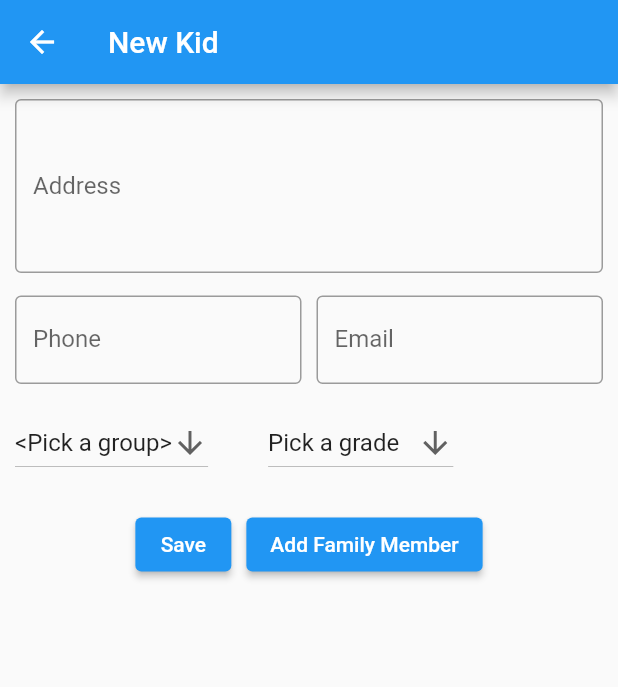
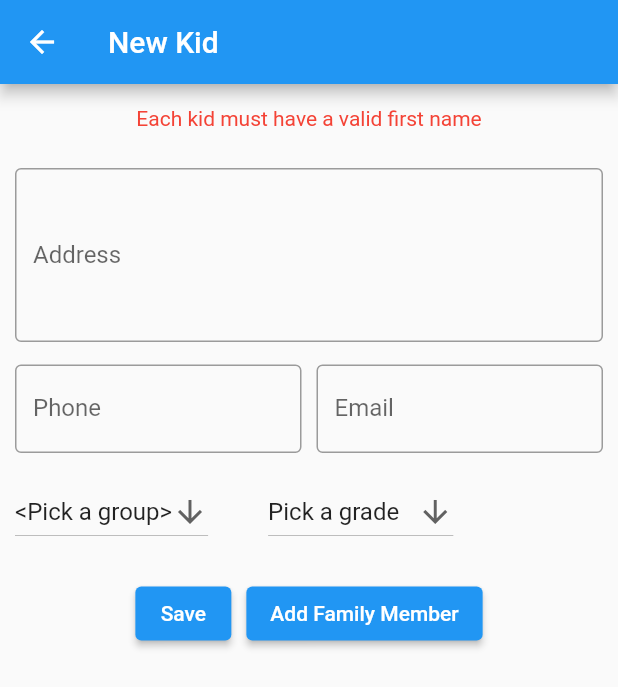
Before and after one commit to kent1313/VBS-Project, a Flutter app: the AddKid screen opened by its route, after a tap on "Save", on a phone screen of 412 x 824 dp. Shown: the top 687 px of the screen. Run offline on Flutter 3.47's test engine with Material 2 defaults, Android fonts, the phone set to English and light mode, and no system bars; our stand-ins replace shared_preferences; missing offline and left inert: side_navigation; accounts and stored records are empty.

Commit message:
Added a visitors property in the attendance class and adjusted the server and interface accordingly. Now the "kidData" page is complete. I also made a couple of other changes.

```diff
--- a/vbs_interface/lib/addKid.dart
+++ b/vbs_interface/lib/addKid.dart
@@ -35,6 +35,7 @@ class _AddKidState extends State<AddKid> {
   Family family = Family();
   List<Group> groups = [];
   List<Kid> familyMembers = [];
+  bool existingFamily = false;
 
   var grades = const [
     {"id": null, "label": "Pick a grade"},
@@ -106,7 +107,7 @@ class _AddKidState extends State<AddKid> {
         appBar: AppBar(
           // Here we take the value from the MyHomePage object that was created by
           // the App.build method, and use it to set our appbar title.
-          title: Text(firstName.text.isEmpty && lastName.text.isEmpty ? "New Kid" : "Editing: ${firstName.text} ${lastName.text}"),
+          title: Text((firstName.text.isEmpty && lastName.text.isEmpty) || badInput == true ? "New Kid" : "Editing: ${firstName.text} ${lastName.text}"),
         ),
         body: Center(
           child: Align(
@@ -136,7 +137,7 @@ class _AddKidState extends State<AddKid> {
                             inputFormatters: <TextInputFormatter>[
                               FilteringTextInputFormatter.allow(RegExp(
                                   r'[A,B,C,D,E,F,G,H,I,J,K,L,M,N,O,P,Q,R,S,T,U,V,W,X,Y,Z,'
-                                  r'a,b,c,d,e,f,g,h,i,j,k,l,m,n,o,p,q,r,s,t,u,v,w,x,y,z, ]'))
+                                  r'a,b,c,d,e,f,g,h,i,j,k,l,m,n,o,p,q,r,s,t,u,v,w,x,y,z,]'))
                             ],
                           ),
                         ),
@@ -153,7 +154,7 @@ class _AddKidState extends State<AddKid> {
                             inputFormatters: <TextInputFormatter>[
                               FilteringTextInputFormatter.allow(RegExp(
                                   r'[A,B,C,D,E,F,G,H,I,J,K,L,M,N,O,P,Q,R,S,T,U,V,W,X,Y,Z,'
-                                  r'a,b,c,d,e,f,g,h,i,j,k,l,m,n,o,p,q,r,s,t,u,v,w,x,y,z, ]'))
+                                  r'a,b,c,d,e,f,g,h,i,j,k,l,m,n,o,p,q,r,s,t,u,v,w,x,y,z,]'))
                             ],
                           ),
                         ),
@@ -163,11 +164,39 @@ class _AddKidState extends State<AddKid> {
                 ),
                 Container(
                   padding: const EdgeInsets.fromLTRB(10, 10, 10, 5),
+                  child: Visibility(
+                    visible: familyMembers.length == 1,
+                    child: Row(
+                      children: [
+                        ElevatedButton(
+                          onPressed: () {
+                            if(existingFamily) {
+                              existingFamily = false;
+                              setState(() {});
+                            } else {
+                              existingFamily = true;
+                              setState(() {});
+                            }
+                          },
+                          child: Text(existingFamily ? 'Create new family': 'Use existing family'),
+                        ),
+                      ],
+                    ),
+                  ),
+                ),
+                Container(
+                  padding: const EdgeInsets.fromLTRB(10, 10, 10, 5),
                   child: TextField(
+                    enabled: existingFamily ? false: true,
                     decoration: const InputDecoration(
                       border: OutlineInputBorder(),
                       labelText: 'Address',
                     ),
+                    inputFormatters: <TextInputFormatter>[
+                      FilteringTextInputFormatter.allow(RegExp(
+                          r'[A,B,C,D,E,F,G,H,I,J,K,L,M,N,O,P,Q,R,S,T,U,V,W,X,Y,Z,'
+                          r'a,b,c,d,e,f,g,h,i,j,k,l,m,n,o,p,q,r,s,t,u,v,w,x,y,z, ,1,2,3,4,5,6,7,8,9,0,.]'))
+                    ],
                     controller: address,
                     maxLines: 4,
                   ),
@@ -178,6 +207,7 @@ class _AddKidState extends State<AddKid> {
                       child: Container(
                         padding: const EdgeInsets.fromLTRB(10, 10, 5, 5),
                         child: TextField(
+                          enabled: existingFamily ? false: true,
                           decoration: const InputDecoration(
                             border: OutlineInputBorder(),
                             labelText: 'Phone',
@@ -185,7 +215,7 @@ class _AddKidState extends State<AddKid> {
                           controller: phone,
                           inputFormatters: <TextInputFormatter>[
                             FilteringTextInputFormatter.allow(RegExp(
-                                r'[1,2,3,4,5,6,7,8,9,0,-]'))
+                                r'[1,2,3,4,5,6,7,8,9,0]'))
                           ],
                         ),
                       ),
@@ -194,10 +224,16 @@ class _AddKidState extends State<AddKid> {
                       child: Container(
                         padding: const EdgeInsets.fromLTRB(5, 10, 10, 5),
                         child: TextField(
+                          enabled: existingFamily ? false: true,
                           decoration: const InputDecoration(
                             border: OutlineInputBorder(),
                             labelText: 'Email',
                           ),
+                          inputFormatters: <TextInputFormatter>[
+                            FilteringTextInputFormatter.allow(RegExp(
+                                r'[a,b,c,d,e,f,g,h,i,j,k,l,m,n,o,p,q,r,s,t,u,v,w,x,y,z, '
+                                r',1,2,3,4,5,6,7,8,9,0,.,!,@,#,$,%,^,&,*,(,),{,},[,],?,-,_,+,=,~]'))
+                          ],
                           controller: email,
                         ),
                       ),
@@ -320,7 +356,6 @@ class _AddKidState extends State<AddKid> {
                               ),
                             ],
                           ),
-
                         ],
                       ),
                     ),
@@ -334,7 +369,38 @@ class _AddKidState extends State<AddKid> {
   }
 
   saveKid() {
-
+    int counter = 0;
+    if(firstName.text == '' || firstName.text.length >= 25) {
+      badInput = true;
+      message = 'Each kid must have a valid first name';
+      setState((){});
+    } else {
+      if(lastName.text == '' || lastName.text.length >= 25) {
+        badInput = true;
+        message = 'Each kid must have a valid last name';
+        setState((){});
+      } else {
+        if(address.text == '' || address.text.length >= 45) {
+          badInput = true;
+          message = 'Each family must have a valid home address';
+          setState((){});
+        } else {
+          if(phone.text == '' || phone.text.length != 9) {
+            badInput = true;
+            message = 'Each family must have a valid phone number';
+            setState((){});
+          } else {
+            if(email.text == '' || email.text.length >= 30) {
+              badInput = true;
+              message = 'Each family must have a valid email address';
+              setState((){});
+            } else {
+              Navigator.pop(context);
+            }
+          }
+        }
+      }
+    }
   }
 
   newFamilyMember() {
--- a/vbs_server/bin/setupRoutes.dart
+++ b/vbs_server/bin/setupRoutes.dart
@@ -23,7 +23,7 @@ class SetupRoutes {
       }
       if (action.rows.first.typedAssoc()["count"] == 0) {
         action = await conn.execute(
-            "insert into tblUser (userName, password, leaderID, systemAdmin) values (:user, md(:password), :leaderID, :systemAdmin)",
+            "insert into tblUser (userName, password, leaderID, systemAdmin) values (:user, md5(:password), :leaderID, :systemAdmin)",
             {
               "user": user.userName,
               "password": user.password,
--- a/vbs_shared/lib/vbs_shared.dart
+++ b/vbs_shared/lib/vbs_shared.dart
@@ -43,7 +43,6 @@ class Kid {
   int? kidID;
   String? firstName;
   String? lastName;
-  String? DOB;
   int? grade;
   int? familyID;
   Family? family;
@@ -56,7 +55,6 @@ class Kid {
       'firstName': firstName,
       'lastName': lastName,
       'groupID': groupID,
-      'DOB': DOB,
       'grade': grade,
       'familyID': familyID,
       'family': family == null ? null : family!.toJSON(),
@@ -75,7 +73,6 @@ class Kid {
     kid.groupID = obj["groupID"];
     kid.firstName = obj["firstName"];
     kid.lastName = obj["lastName"];
-    kid.DOB = obj["DOB"];
     kid.grade = obj["grade"];
     kid.familyID = obj["familyID"];
     kid.groupName = obj["groupName"];
@@ -130,6 +127,7 @@ class Attendance {
   int? kidID;
   bool? verse;
   bool? here;
+  int? visitors;
 
   Object toJSON() {
     Object obj = {
@@ -138,6 +136,7 @@ class Attendance {
       'kidID': kidID,
       'verse': verse,
       'here': here,
+      'visitors': visitors,
     };
     return obj;
   }
@@ -148,6 +147,7 @@ class Attendance {
     data.today = json['today'];
     data.here = json['here'];
     data.verse = json['verse'];
+    data.visitors = json['visitors'];
     if(json['kid'] != null) {
       data.kid = Kid.fromJSONObject(json['kid']);
     }
@@ -158,17 +158,16 @@ class Attendance {
 class AddKid {
   String? firstName;
   String? lastName;
-  String? DOB;
   int? grade;
   String? familyName;
   String? groupName;
+  Family? family;
 
   Object toJSON() {
     Object obj = {
       'firstName': firstName,
       'lastName': lastName,
       'groupName': groupName,
-      'DOB': DOB,
       'grade': grade,
       'familyName': familyName
     };
@@ -185,7 +184,6 @@ class AddKid {
     kid.groupName = obj["groupName"];
     kid.firstName = obj["firstName"];
     kid.lastName = obj["lastName"];
-    kid.DOB = obj["DOB"];
     kid.grade = obj["grade"];
     kid.familyName = obj["familyName"];
     return kid;
```
Also changed, not shown: vbs_interface/lib/kidData.dart (+8 -0 lines), vbs_server/bin/vbs_server.dart (+55 -18 lines).
